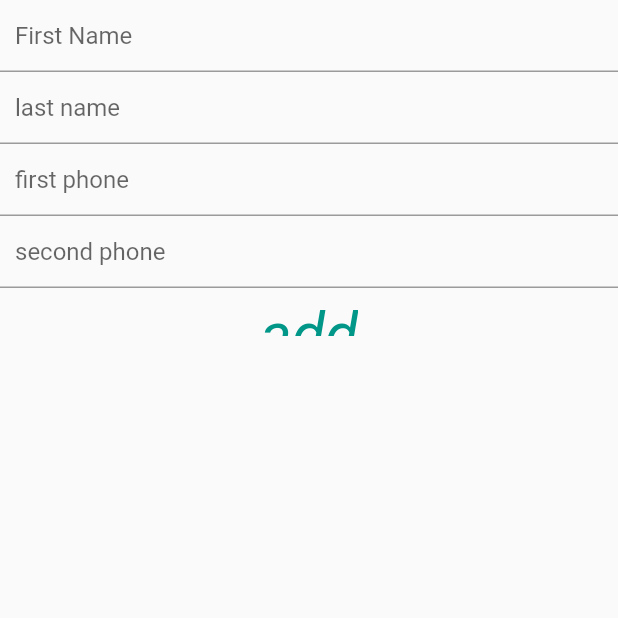
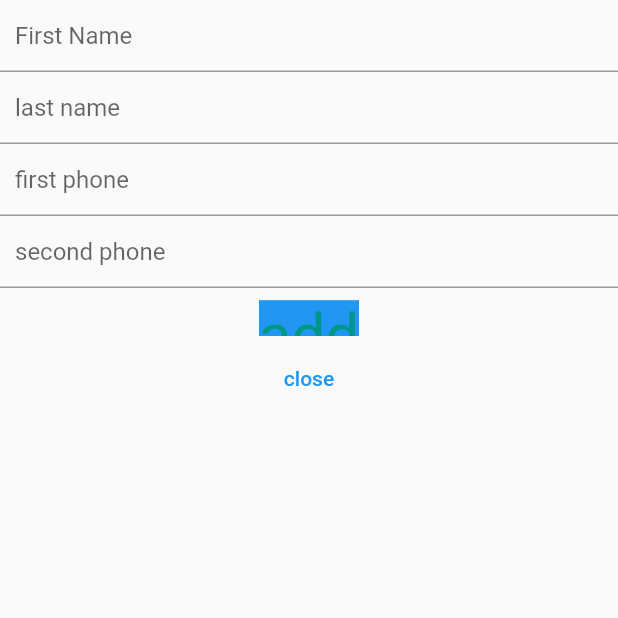
Before and after one commit to amalDw/areej, a Flutter app: the AddContact screen opened directly, on a phone screen of 412 x 824 dp, the top half of it. Run offline on Flutter 3.47's test engine with Material 2 defaults, Android fonts, the phone set to English and light mode, and no system bars; our stand-ins replace fluttertoast.

Commit message:
styles adding

```diff
--- a/lib/addContact.dart
+++ b/lib/addContact.dart
@@ -62,8 +62,9 @@ class _AddContactState extends State<AddContact> {
                     primary: Colors.teal,
                     textStyle: TextStyle(
                         color: Colors.black,
+                        backgroundColor: Colors.blue,
                         fontSize: 40,
-                        fontStyle: FontStyle.italic),
+                        ),
                   ),
                   onPressed: () {
                     if ((firstNameController.text) != '' &&
@@ -96,6 +97,18 @@ class _AddContactState extends State<AddContact> {
                   },
                   child: Text('add')),
             ),
+            Container(
+              child: SizedBox(
+                height: 40,
+                width: MediaQuery.of(context).size.width,
+                child: TextButton(
+                  onPressed: () {
+                    Navigator.pop(context);
+                  },
+                  child: Text('close'),
+                ),
+              ),
+            )
           ],
         ),
       ),
```
Also changed, not shown: lib/editPage.dart (+12 -2 lines).
